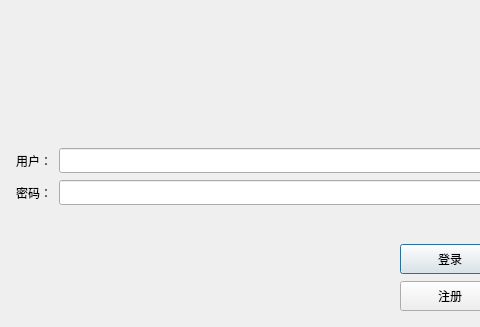
This is Client/Form/logindialog.ui in liaoliangan/Chat as Qt 5 draws it before an edit; both pictures show x 0 to 480 and y 273 to 600 of the 900 by 600 pixel window. The edited form follows.
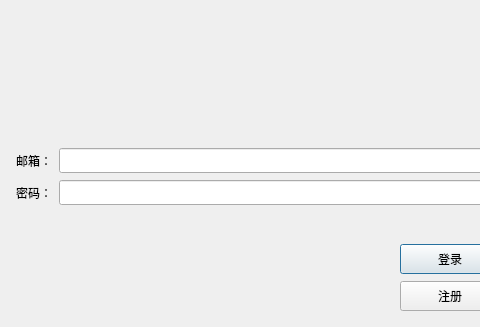
This is the edited form. Icons and pictures are not drawn. Custom widgets are drawn as their Qt base class.

The edit to the form file:
```diff
--- a/Client/Form/logindialog.ui
+++ b/Client/Form/logindialog.ui
@@ -70,7 +70,7 @@
        <item>
         <widget class="QLabel" name="user_label">
          <property name="text">
-          <string>用户：</string>
+          <string>邮箱：</string>
          </property>
         </widget>
        </item>
```
Left out of the diff: 40 changed lines with no effect on the pictures.
